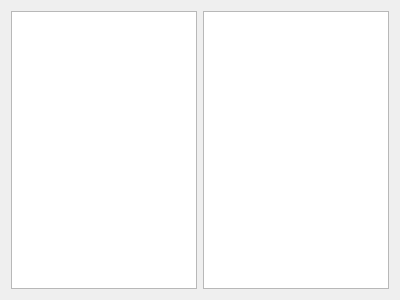
billhj/Etoile2015, file auxiliary/QGLRenderer/QTFileWidget.ui: the form before one commit.
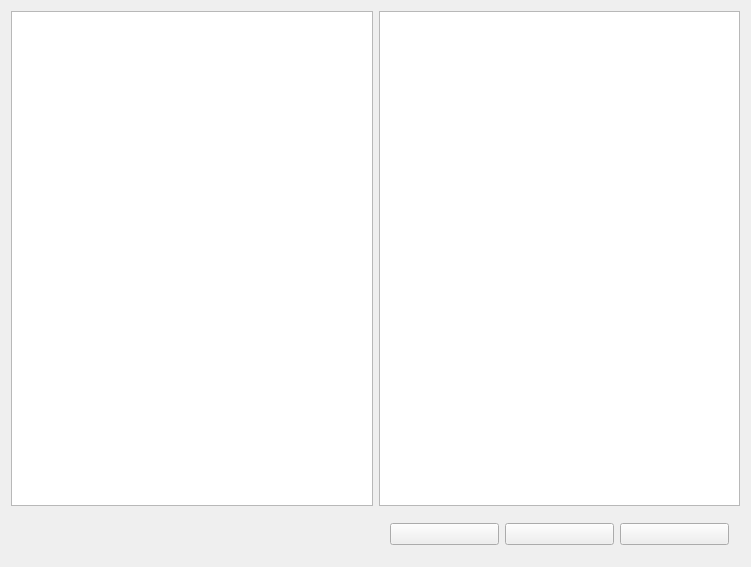
The form after the commit. Icons and pictures are not drawn.

```diff
--- a/auxiliary/QGLRenderer/QTFileWidget.ui
+++ b/auxiliary/QGLRenderer/QTFileWidget.ui
@@ -6,19 +6,62 @@
    <rect>
     <x>0</x>
     <y>0</y>
-    <width>400</width>
-    <height>300</height>
+    <width>751</width>
+    <height>567</height>
    </rect>
   </property>
   <property name="windowTitle">
    <string>QTFileWidget</string>
   </property>
-  <layout class="QHBoxLayout" name="horizontalLayout">
-   <item>
-    <widget class="QTreeView" name="treeView"/>
-   </item>
-   <item>
-    <widget class="QListView" name="listView"/>
+  <layout class="QGridLayout" name="gridLayout_2">
+   <item row="0" column="0">
+    <layout class="QGridLayout" name="gridLayout">
+     <item row="0" column="1">
+      <widget class="QListView" name="listView"/>
+     </item>
+     <item row="0" column="0">
+      <widget class="QTreeView" name="treeView"/>
+     </item>
+     <item row="1" column="1">
+      <widget class="QWidget" name="widget" native="true">
+       <layout class="QHBoxLayout" name="horizontalLayout">
+        <item>
+         <widget class="QPushButton" name="openpushButton">
+          <property name="text">
+           <string/>
+          </property>
+          <property name="icon">
+           <iconset resource="../../applications/TexturePainter/TexturePainter.qrc">
+            <normaloff>:/Resources/open127.png</normaloff>:/Resources/open127.png</iconset>
+          </property>
+         </widget>
+        </item>
+        <item>
+         <widget class="QPushButton" name="newpushButton">
+          <property name="text">
+           <string/>
+          </property>
+          <property name="icon">
+           <iconset resource="../../applications/TexturePainter/TexturePainter.qrc">
+            <normaloff>:/Resources/document79.png</normaloff>:/Resources/document79.png</iconset>
+          </property>
+         </widget>
+        </item>
+        <item>
+         <widget class="QPushButton" name="removepushButton">
+          <property name="text">
+           <string/>
+          </property>
+          <property name="icon">
+           <iconset resource="../../applications/TexturePainter/TexturePainter.qrc">
+            <normaloff>:/Resources/garbage4.png</normaloff>:/Resources/garbage4.png</iconset>
+          </property>
+         </widget>
+        </item>
+       </layout>
+      </widget>
+     </item>
+    </layout>
    </item>
   </layout>
  </widget>
```
Left out of the diff: 72 changed lines with no effect on the pictures.
